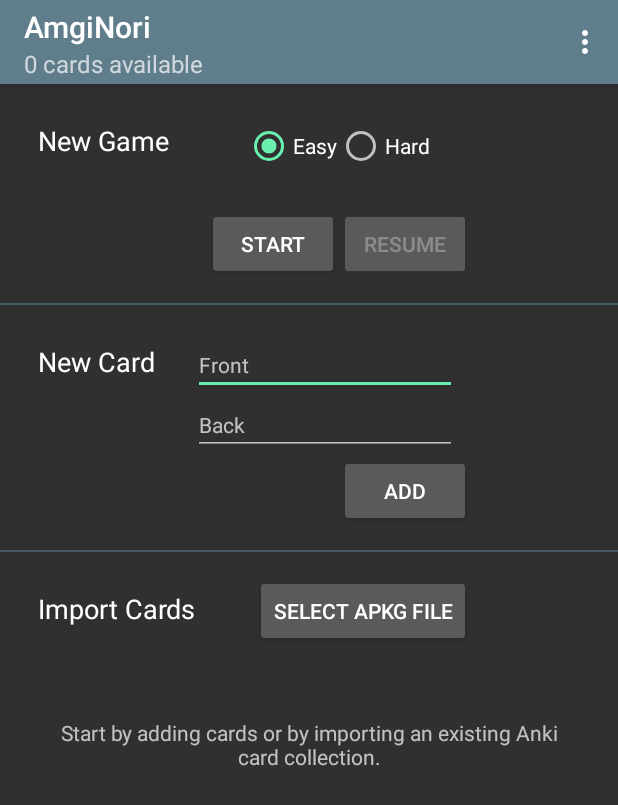
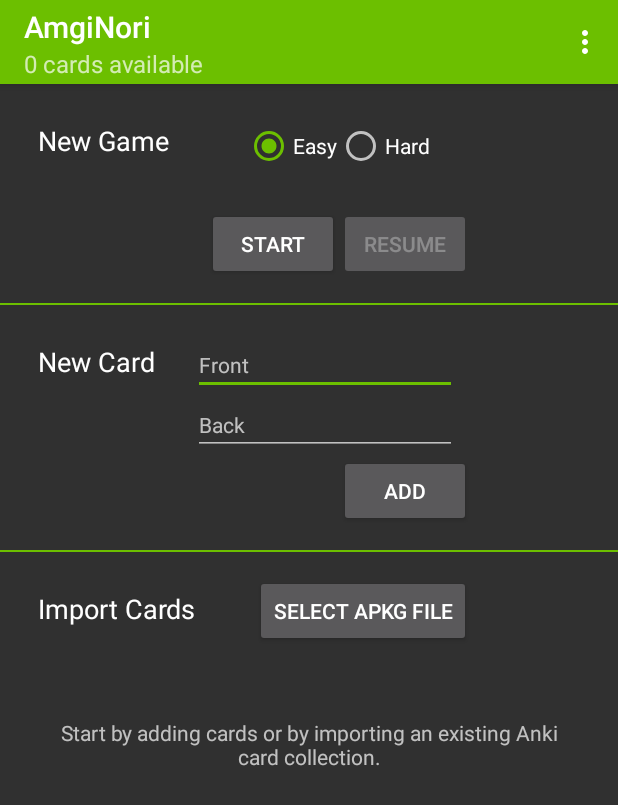
Before and after one commit to mattstraehl/AmgiNori, an Android app: the screen it shows after launch (MainActivity), on a phone screen of 412 x 824 dp. Shown: the top 805 px of the screen. Run offline under Robolectric (Android 15) with nearby library versions, the light colour scheme and no system bars.

Commit message:
Update color scheme

```diff
--- a/app/src/main/java/com/matthias/android/amginori/CustomLayout.java
+++ b/app/src/main/java/com/matthias/android/amginori/CustomLayout.java
@@ -4,9 +4,12 @@
 import android.graphics.Bitmap;
 import android.graphics.Canvas;
 import android.graphics.Color;
+import android.graphics.ColorFilter;
 import android.graphics.Paint;
 import android.graphics.Path;
 import android.graphics.Point;
+import android.graphics.PorterDuff;
+import android.graphics.PorterDuffColorFilter;
 import android.graphics.Rect;
 import android.graphics.drawable.BitmapDrawable;
 import android.support.v8.renderscript.Allocation;
@@ -33,6 +36,8 @@
 
     private Bitmap mCurrent = Bitmap.createBitmap(1, 1, Bitmap.Config.ARGB_8888);
     private long mLastUpdate = 0l;
+
+    private static final ColorFilter BRIGHTNESS_FILTER = new PorterDuffColorFilter(Color.argb(31, 255, 255, 255), PorterDuff.Mode.SRC_OVER);
 
     public CustomLayout(Context context, AttributeSet attrs) {
         super(context, attrs);
@@ -75,6 +80,7 @@
 
             BitmapDrawable drawable = new BitmapDrawable(getContext().getResources(), original);
             drawable.setAlpha(63);
+            drawable.setColorFilter(BRIGHTNESS_FILTER);
             this.setBackground(drawable);
             mCurrent.recycle();
             mCurrent = original;
--- a/app/src/main/res/layout-land/fragment_main.xml
+++ b/app/src/main/res/layout-land/fragment_main.xml
@@ -63,7 +63,7 @@
         android:layout_height="1dp"
         android:layout_below="@id/new_game_layout"
         android:layout_marginTop="5dp"
-        android:background="@color/colorPrimaryDark" />
+        android:background="@color/colorPrimary" />
 
     <TextView
         android:id="@+id/new_card"
@@ -118,7 +118,7 @@
         android:layout_height="1dp"
         android:layout_below="@id/back_text"
         android:layout_marginTop="5dp"
-        android:background="@color/colorPrimaryDark" />
+        android:background="@color/colorPrimary" />
 
     <TextView
         android:id="@+id/import_cards"
--- a/app/src/main/res/layout-sw600dp-land/fragment_main.xml
+++ b/app/src/main/res/layout-sw600dp-land/fragment_main.xml
@@ -63,7 +63,7 @@
         android:layout_height="1dp"
         android:layout_below="@id/new_game_layout"
         android:layout_marginTop="15dp"
-        android:background="@color/colorPrimaryDark" />
+        android:background="@color/colorPrimary" />
 
     <TextView
         android:id="@+id/new_card"
@@ -115,7 +115,7 @@
         android:layout_height="1dp"
         android:layout_below="@id/new_card"
         android:layout_marginTop="15dp"
-        android:background="@color/colorPrimaryDark" />
+        android:background="@color/colorPrimary" />
 
     <TextView
         android:id="@+id/import_cards"
--- a/app/src/main/res/layout-sw600dp/fragment_main.xml
+++ b/app/src/main/res/layout-sw600dp/fragment_main.xml
@@ -60,7 +60,7 @@
         android:layout_height="1dp"
         android:layout_below="@id/start_button"
         android:layout_marginTop="30dp"
-        android:background="@color/colorPrimaryDark" />
+        android:background="@color/colorPrimary" />
 
     <TextView
         android:id="@+id/new_card"
@@ -112,7 +112,7 @@
         android:layout_height="1dp"
         android:layout_below="@id/add_button"
         android:layout_marginTop="30dp"
-        android:background="@color/colorPrimaryDark" />
+        android:background="@color/colorPrimary" />
 
     <TextView
         android:id="@+id/import_cards"
--- a/app/src/main/res/layout/fragment_main.xml
+++ b/app/src/main/res/layout/fragment_main.xml
@@ -60,7 +60,7 @@
         android:layout_height="1dp"
         android:layout_below="@id/start_button"
         android:layout_marginTop="15dp"
-        android:background="@color/colorPrimaryDark" />
+        android:background="@color/colorPrimary" />
 
     <TextView
         android:id="@+id/new_card"
@@ -112,7 +112,7 @@
         android:layout_height="1dp"
         android:layout_below="@id/add_button"
         android:layout_marginTop="15dp"
-        android:background="@color/colorPrimaryDark" />
+        android:background="@color/colorPrimary" />
 
     <TextView
         android:id="@+id/import_cards"
--- a/app/src/main/res/layout/list_item_card.xml
+++ b/app/src/main/res/layout/list_item_card.xml
@@ -46,6 +46,6 @@
     <View
         android:layout_width="match_parent"
         android:layout_height="1dp"
-        android:background="@color/colorPrimaryDark" />
+        android:background="@color/colorPrimary" />
 
 </LinearLayout>
--- a/app/src/main/res/values/colors.xml
+++ b/app/src/main/res/values/colors.xml
@@ -1,9 +1,6 @@
 <?xml version="1.0" encoding="utf-8"?>
 <resources>
-    <!-- <color name="colorPrimary">#3F51B5</color> -->
-    <!-- <color name="colorPrimaryDark">#303F9F</color> -->
-    <!-- <color name="colorAccent">#FF4081</color> -->
-    <color name="colorPrimary">#ff607d8b</color>
-    <color name="colorPrimaryDark">#ff455a64</color>
-    <color name="colorAccent">#ff69f0ae</color>
+    <color name="colorPrimary">#ff6cbf00</color>
+    <color name="colorPrimaryDark">#ff212121</color>
+    <color name="colorAccent">#ff6cbf00</color>
 </resources>
```
Also changed, not shown: app/src/main/java/com/matthias/android/amginori/Tile.java (+7 -6 lines).
